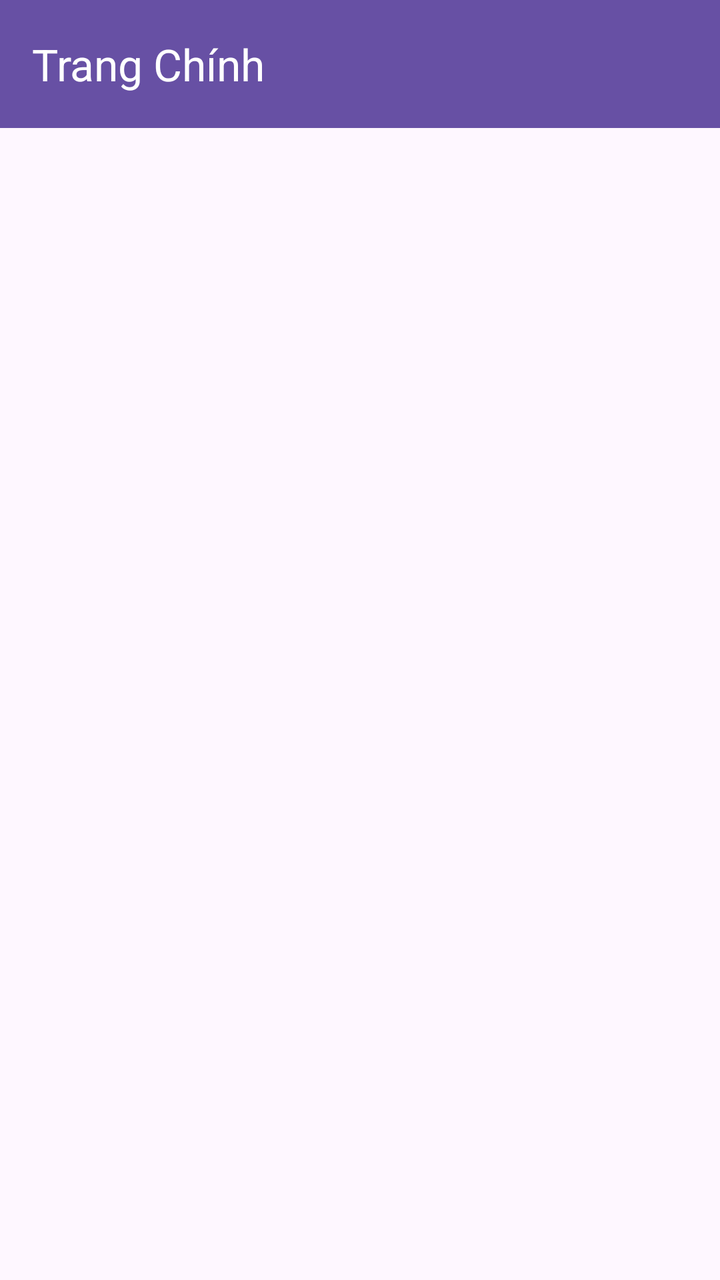
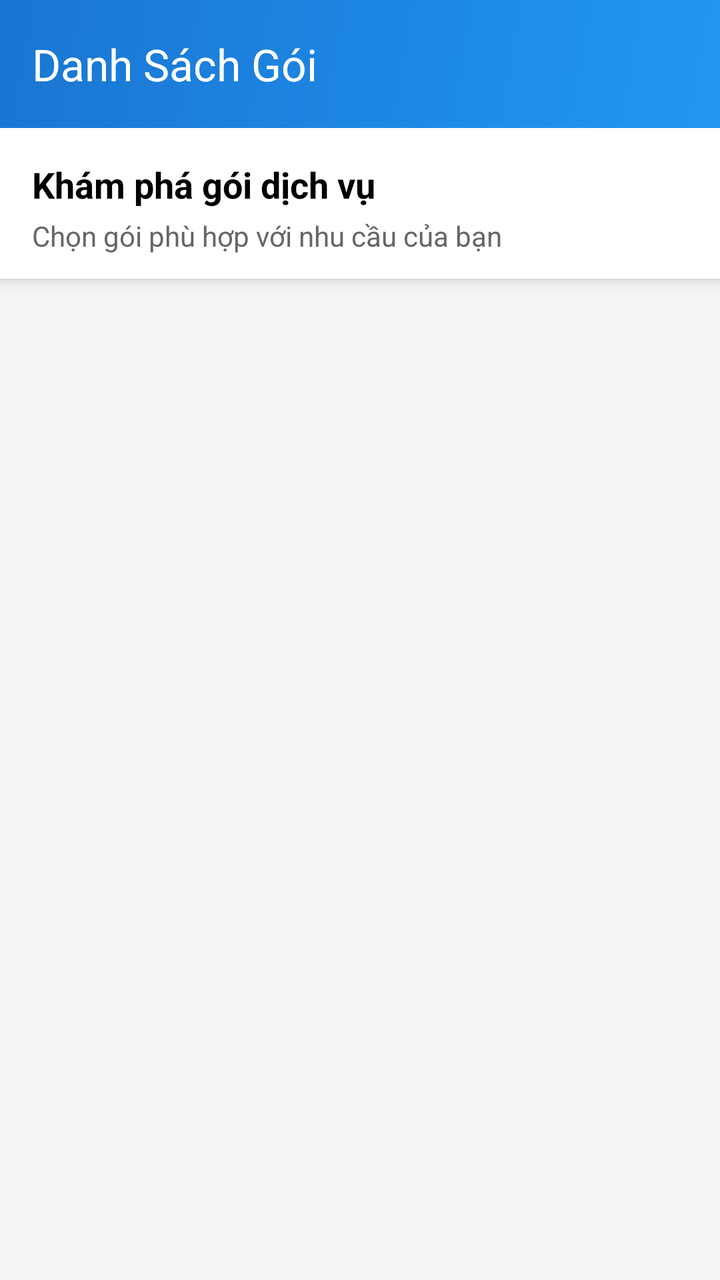

Compare the two renders of this Android layout. The source of the first and the diff that turns it into the second are given below.
<!-- AndroidManifest.xml: application theme Theme.BookingRoom -->
<!-- res/layout/activity_packages_list.xml -->
<?xml version="1.0" encoding="utf-8"?>
<androidx.constraintlayout.widget.ConstraintLayout xmlns:android="http://schemas.android.com/apk/res/android"
    xmlns:app="http://schemas.android.com/apk/res-auto"
    xmlns:tools="http://schemas.android.com/tools"
    android:id="@+id/main"
    android:layout_width="match_parent"
    android:paddingBottom="24dp"
    android:layout_height="match_parent"
    tools:context=".ui.packages.PackagesListActivity">
    
    <androidx.appcompat.widget.Toolbar
        android:id="@+id/toolbar"
        android:layout_width="match_parent"
        android:layout_height="?attr/actionBarSize"
        android:background="?attr/colorPrimary"
        android:theme="@style/ThemeOverlay.AppCompat.Dark.ActionBar"
        app:popupTheme="@style/CustomPopupMenu"
        app:title="Trang Chính"
        app:titleTextColor="@android:color/white"
        app:layout_constraintTop_toTopOf="parent"
        app:layout_constraintStart_toStartOf="parent"
        app:layout_constraintEnd_toEndOf="parent" />

    <androidx.recyclerview.widget.RecyclerView
        android:id="@+id/recyclerViewPackages"
        android:layout_width="match_parent"
        android:layout_height="0dp"
        android:layout_weight="1"
        android:padding="8dp"
        app:layout_constraintBottom_toBottomOf="parent"
        app:layout_constraintEnd_toEndOf="parent"
        app:layout_constraintHorizontal_bias="0.0"
        app:layout_constraintStart_toStartOf="parent"
        app:layout_constraintTop_toBottomOf="@+id/toolbar"
        app:layout_constraintVertical_bias="0.0" />


</androidx.constraintlayout.widget.ConstraintLayout>
<!-- resources referenced by this layout -->
<resources>
  <style name="CustomPopupMenu" parent="ThemeOverlay.AppCompat.Light">
          <item name="android:textColor">#000000</item> 
      </style>
  <style name="Theme.BookingRoom" parent="Base.Theme.BookingRoom" />
  <style name="Base.Theme.BookingRoom" parent="Theme.Material3.DayNight.NoActionBar">
          
          
      </style>
</resources>

<!-- the commit's change to res/layout/activity_packages_list.xml (unified diff, before → after) -->
@@ -4,35 +4,66 @@
     xmlns:tools="http://schemas.android.com/tools"
     android:id="@+id/main"
     android:layout_width="match_parent"
-    android:paddingBottom="24dp"
     android:layout_height="match_parent"
+    android:background="#F5F5F5"
     tools:context=".ui.packages.PackagesListActivity">
+
     
     <androidx.appcompat.widget.Toolbar
         android:id="@+id/toolbar"
         android:layout_width="match_parent"
         android:layout_height="?attr/actionBarSize"
-        android:background="?attr/colorPrimary"
+        android:background="@drawable/toolbar_gradient"
         android:theme="@style/ThemeOverlay.AppCompat.Dark.ActionBar"
         app:popupTheme="@style/CustomPopupMenu"
-        app:title="Trang Chính"
+        app:title="Danh Sách Gói"
         app:titleTextColor="@android:color/white"
+        android:elevation="8dp"
         app:layout_constraintTop_toTopOf="parent"
         app:layout_constraintStart_toStartOf="parent"
         app:layout_constraintEnd_toEndOf="parent" />
+
+    
+    <LinearLayout
+        android:id="@+id/headerLayout"
+        android:layout_width="match_parent"
+        android:layout_height="wrap_content"
+        android:orientation="vertical"
+        android:background="@android:color/white"
+        android:elevation="4dp"
+        android:paddingHorizontal="16dp"
+        android:paddingTop="16dp"
+        android:paddingBottom="12dp"
+        app:layout_constraintTop_toBottomOf="@id/toolbar">
+
+        <TextView
+            android:layout_width="wrap_content"
+            android:layout_height="wrap_content"
+            android:text="Khám phá gói dịch vụ"
+            android:textSize="18sp"
+            android:textStyle="bold"
+            android:textColor="@android:color/black"
+            android:layout_marginBottom="4dp" />
+
+        <TextView
+            android:layout_width="wrap_content"
+            android:layout_height="wrap_content"
+            android:text="Chọn gói phù hợp với nhu cầu của bạn"
+            android:textSize="14sp"
+            android:textColor="#666666" />
+
+    </LinearLayout>
 
     <androidx.recyclerview.widget.RecyclerView
         android:id="@+id/recyclerViewPackages"
         android:layout_width="match_parent"
         android:layout_height="0dp"
-        android:layout_weight="1"
-        android:padding="8dp"
+        android:paddingTop="8dp"
+        android:paddingBottom="16dp"
+        android:clipToPadding="false"
         app:layout_constraintBottom_toBottomOf="parent"
         app:layout_constraintEnd_toEndOf="parent"
-        app:layout_constraintHorizontal_bias="0.0"
         app:layout_constraintStart_toStartOf="parent"
-        app:layout_constraintTop_toBottomOf="@+id/toolbar"
-        app:layout_constraintVertical_bias="0.0" />
-
+        app:layout_constraintTop_toBottomOf="@id/headerLayout" />
 
 </androidx.constraintlayout.widget.ConstraintLayout>
<!-- resource entries referenced after the edit -->
@@ -1,5 +1,13 @@
 <!-- resources referenced by this layout -->
 <resources>
+  <!-- drawable toolbar_gradient (drawable) -->
+  <?xml version="1.0" encoding="utf-8"?>
+  <shape xmlns:android="http://schemas.android.com/apk/res/android">
+      <gradient
+          android:startColor="#2196F3"
+          android:endColor="#1976D2"
+          android:angle="135" />
+  </shape>
   <style name="CustomPopupMenu" parent="ThemeOverlay.AppCompat.Light">
           <item name="android:textColor">#000000</item> 
       </style>
